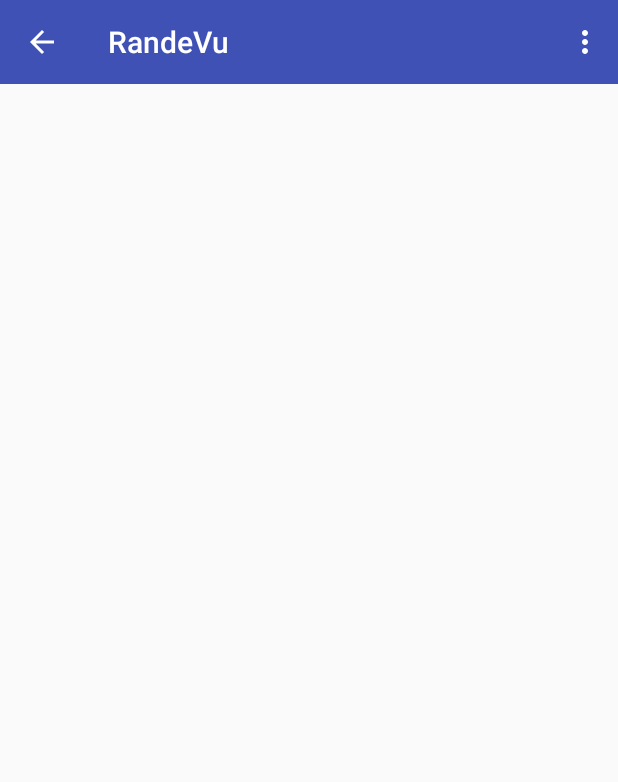
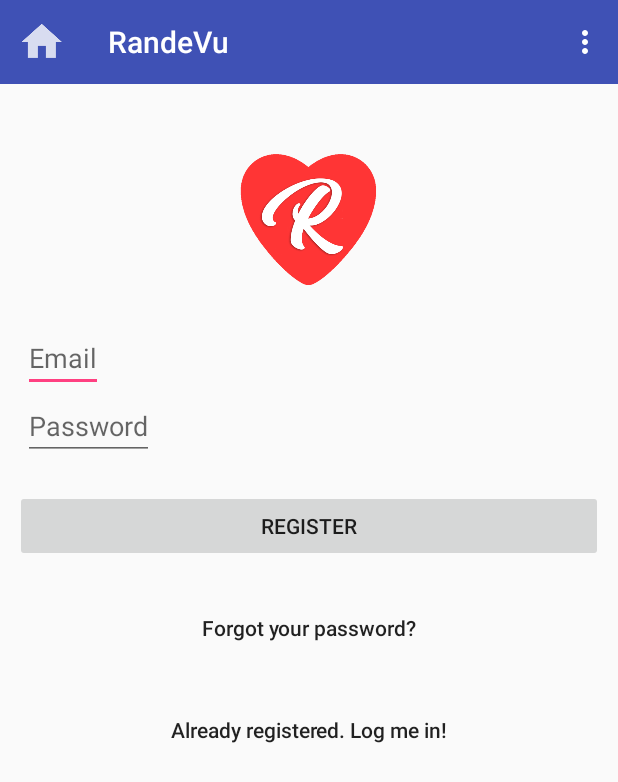
Before and after one commit to warrington591/Randevu, an Android app: the screen it shows after launch (MainActivity), on a phone screen of 412 x 824 dp. Shown: the top 782 px of the screen. Run offline under Robolectric (Android 15) with nearby library versions, the phone set to English and light mode, and no system bars; our stand-ins replace ButterKnife, Firebase (no records; nobody signed in at launch, a user with empty details on screens opened directly); libraries missing offline, so code that uses them is left out: com.facebook.stetho, com.firebase.ui; 9 statements that could not run were skipped.

Commit message:
Added registration page

```diff
--- a/app/src/main/java/xyz/warringtons/daterandevu/MainActivity.java
+++ b/app/src/main/java/xyz/warringtons/daterandevu/MainActivity.java
@@ -40,6 +40,7 @@ import xyz.warringtons.daterandevu.Fragments.InitialScreen;
 import xyz.warringtons.daterandevu.Fragments.LocationFragment;
 import xyz.warringtons.daterandevu.Fragments.ProfileFragment;
 import xyz.warringtons.daterandevu.Fragments.SelectedIdeasFragment;
+import xyz.warringtons.daterandevu.Fragments.WelcomeFragment;
 import xyz.warringtons.daterandevu.Modules.Activities;
 import xyz.warringtons.daterandevu.Modules.ActivitiesDao;
 import xyz.warringtons.daterandevu.Modules.User;
@@ -109,9 +110,18 @@ public class MainActivity extends AppCompatActivity {
         if (auth.getCurrentUser() != null) {
             moveToLocationsFragment();
         } else {
-            signIn();
+
+            navigateToWelcome();
+
+//            signIn();
         }
 
+    }
+
+    private void navigateToWelcome() {
+        WelcomeFragment fragment = new WelcomeFragment();
+        fragmentTransaction.replace(R.id.mainContent, fragment);
+        fragmentTransaction.commit();
     }
 
     private void navigateToSelectionScreen() {
@@ -484,7 +494,9 @@ public class MainActivity extends AppCompatActivity {
                         .signOut(this)
                         .addOnCompleteListener(new OnCompleteListener<Void>() {
                             public void onComplete(@NonNull Task<Void> task) {
-                                signIn();
+                                Intent intent = getIntent();
+                                finish();
+                                startActivity(intent);
                             }
                         });
 
--- /dev/null
+++ b/app/src/main/res/layout/welcome.xml
@@ -0,0 +1,126 @@
+<?xml version="1.0" encoding="utf-8"?>
+<android.support.constraint.ConstraintLayout
+    xmlns:android="http://schemas.android.com/apk/res/android"
+    xmlns:tools="http://schemas.android.com/tools"
+    android:layout_width="match_parent"
+    android:layout_height="match_parent">
+
+    <RelativeLayout
+        android:layout_width="match_parent"
+        android:layout_height="match_parent"
+        android:gravity="center_horizontal">
+
+
+        <RelativeLayout
+            android:id="@+id/topRL"
+            android:layout_width="match_parent"
+            android:layout_height="wrap_content"
+            android:layout_marginLeft="15dp"
+            android:layout_marginRight="15dp"
+            >
+
+            <!--Logo Relative Layout-->
+            <RelativeLayout
+                android:id="@+id/imageRL"
+                android:layout_width="match_parent"
+                android:layout_height="wrap_content"
+                android:gravity="center_horizontal">
+
+                <!--Logo-->
+                <ImageView
+                    android:id="@+id/logoIV"
+                    android:layout_width="100dp"
+                    android:layout_marginTop="40dp"
+                    android:layout_height="100dp"
+                    android:src="@drawable/logo"/>
+
+            </RelativeLayout>
+
+            <RelativeLayout
+                android:id="@+id/loginFormRL"
+                android:layout_width="match_parent"
+                android:layout_below="@+id/imageRL"
+                android:layout_marginTop="20dp"
+                android:layout_height="wrap_content">
+
+                <EditText
+                    android:id="@+id/emailET"
+                    android:layout_width="wrap_content"
+                    android:layout_height="wrap_content"
+                    android:hint="Email"
+                    />
+
+                <EditText
+                    android:id="@+id/passwordET"
+                    android:layout_below="@+id/emailET"
+                    android:layout_width="wrap_content"
+                    android:layout_height="wrap_content"
+                    android:hint="Password"
+                    />
+
+            </RelativeLayout>
+
+
+        </RelativeLayout>
+
+        <!--Login Buttons RL-->
+        <RelativeLayout
+            android:layout_width="wrap_content"
+            android:layout_marginLeft="10dp"
+            android:layout_marginRight="10dp"
+            android:layout_height="wrap_content"
+            android:gravity="center_horizontal"
+            android:layout_below="@+id/topRL"
+            android:layout_marginTop="20dp"
+            >
+
+            <Button
+                android:id="@+id/register"
+                android:layout_width="match_parent"
+                android:layout_height="wrap_content"
+                android:text="Register"/>
+
+            <Button
+                android:id="@+id/forgotPassword"
+                android:layout_width="match_parent"
+                android:layout_height="wrap_content"
+                android:layout_below="@id/register"
+                android:background="@null"
+                android:layout_marginTop="20dp"
+                android:textAllCaps="false"
+                android:text="Forgot your password?" />
+
+
+            <Button
+                android:id="@+id/logIn"
+                android:layout_width="match_parent"
+                android:layout_height="wrap_content"
+                android:layout_below="@id/forgotPassword"
+                android:background="@null"
+                android:layout_marginTop="20dp"
+                android:textAllCaps="false"
+                android:text="Already registered. Log me in!" />
+
+
+            <RelativeLayout
+                android:layout_width="match_parent"
+                android:layout_height="wrap_content"
+                android:layout_below="@id/logIn"
+                android:gravity="center_horizontal"
+                >
+
+                <ProgressBar
+                    android:id="@+id/progressBar"
+                    android:layout_width="30dp"
+                    android:layout_height="30dp"
+                    android:layout_gravity="center_horizontal"
+                    android:visibility="gone" />
+
+            </RelativeLayout>
+
+        </RelativeLayout>
+
+
+    </RelativeLayout>
+
+</android.support.constraint.ConstraintLayout>
--- a/app/src/main/res/values/colors.xml
+++ b/app/src/main/res/values/colors.xml
@@ -13,4 +13,6 @@
     <color name="dark_grey">#D3D3D3</color>
     <color name="selected_color">#ffff4444</color>
     <color name="yelp_rating">#bf2e19</color>
+    <color name="welcome_background">#3e5aeb</color>
+    <color name="welcome_highlights">#FF3535</color>
 </resources>
--- a/app/src/main/res/values/dimens.xml
+++ b/app/src/main/res/values/dimens.xml
@@ -1,3 +1,5 @@
 <resources>
     <dimen name="fab_margin">16dp</dimen>
+    <dimen name="logo_w_h">100</dimen>
+    <dimen name="activity_horizontal_margin">20</dimen>
 </resources>
--- a/app/src/main/res/values/strings.xml
+++ b/app/src/main/res/values/strings.xml
@@ -4,5 +4,10 @@
     <string  name="action_start_over">Main Menu</string>
     <string  name="action_sign_out">Sign Out</string>
     <string  name="action_profile">Profile</string>
+    <string name="btn_link_to_login">Already Registered. Log me in!</string>
+    <string name="btn_forgot_password">Forgot your password?</string>
+    <string name="action_sign_in_short">Sign Up</string>
+    <string name="hint_password">Password</string>
+    <string name="email">Email</string>
 
 </resources>
```
Also changed, not shown: app/src/main/java/xyz/warringtons/daterandevu/Fragments/WelcomeFragment.java (added, +449 -0 lines), app/src/main/res/drawable/logo.png (added), 598 other files.
